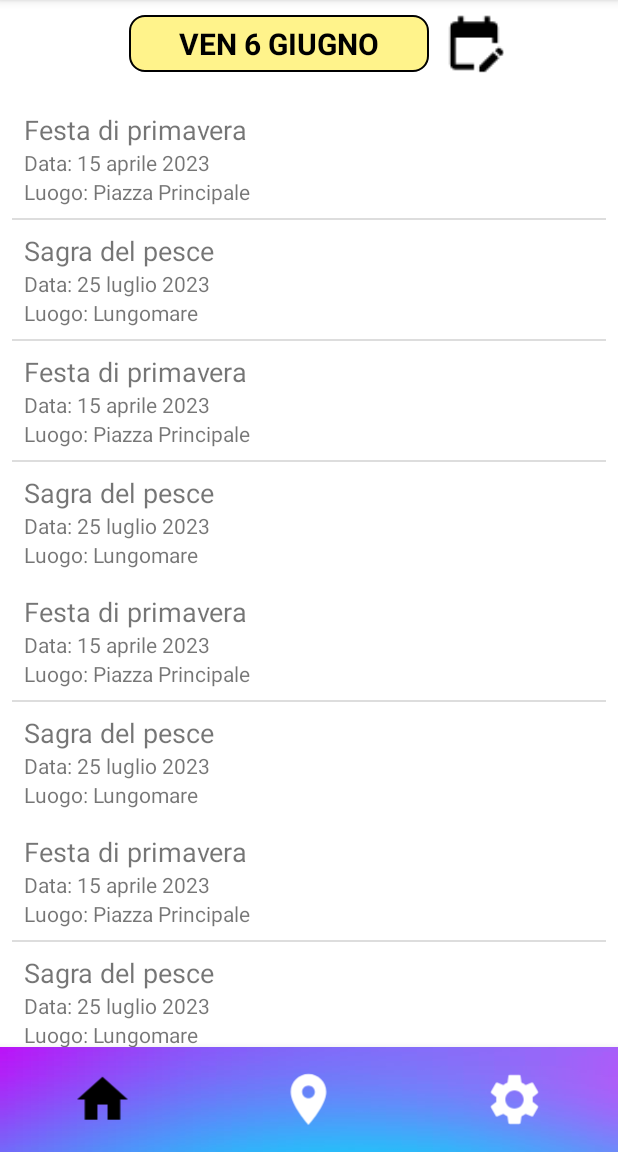
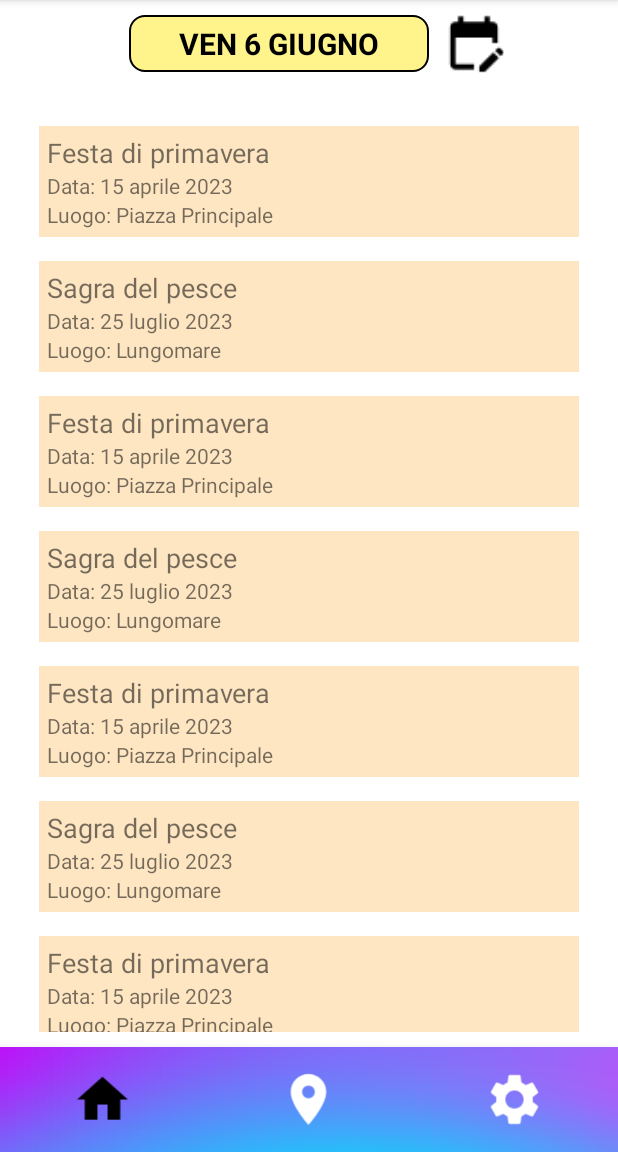
Before and after one commit to paololais/AndroidProject, an Android app: the screen it shows after launch once a user with an empty profile is signed in (MainActivity), on a phone screen of 412 x 824 dp, the part 84-1236 px from its top. Run offline under Robolectric (Android 15) with nearby library versions, the light colour scheme and no system bars; our stand-ins replace Firebase (no records; nobody signed in at launch, a user with empty details on screens opened directly).

Commit message:
home fragment interface

```diff
--- a/app/src/main/res/layout/fragment_home.xml
+++ b/app/src/main/res/layout/fragment_home.xml
@@ -42,7 +42,8 @@
 
     <ScrollView
         android:layout_width="match_parent"
-        android:layout_height="match_parent">
+        android:layout_height="match_parent"
+        android:layout_margin="10dp">
 
         <LinearLayout
             android:layout_width="match_parent"
@@ -55,7 +56,9 @@
                 android:layout_width="match_parent"
                 android:layout_height="wrap_content"
                 android:orientation="vertical"
-                android:padding="8dp">
+                android:background="@color/eventcolor"
+                android:padding="5dp"
+                android:layout_margin="8dp">
 
                 <TextView
                     android:layout_width="match_parent"
@@ -77,17 +80,14 @@
 
             </LinearLayout>
 
-            <View
-                android:layout_width="match_parent"
-                android:layout_height="1dp"
-                android:background="#DDDDDD" /> <!-- Riga di separazione -->
-
             <!-- Evento 2 -->
             <LinearLayout
                 android:layout_width="match_parent"
                 android:layout_height="wrap_content"
                 android:orientation="vertical"
-                android:padding="8dp">
+                android:background="@color/eventcolor"
+                android:padding="5dp"
+                android:layout_margin="8dp">
 
                 <TextView
                     android:layout_width="match_parent"
@@ -109,10 +109,6 @@
 
             </LinearLayout>
 
-            <View
-                android:layout_width="match_parent"
-                android:layout_height="1dp"
-                android:background="#DDDDDD" /> <!-- Riga di separazione -->
 
             <!-- Aggiungi qui altri eventi -->
             <!-- Evento 1 -->
@@ -120,7 +116,9 @@
                 android:layout_width="match_parent"
                 android:layout_height="wrap_content"
                 android:orientation="vertical"
-                android:padding="8dp">
+                android:background="@color/eventcolor"
+                android:padding="5dp"
+                android:layout_margin="8dp">
 
                 <TextView
                     android:layout_width="match_parent"
@@ -142,17 +140,15 @@
 
             </LinearLayout>
 
-            <View
-                android:layout_width="match_parent"
-                android:layout_height="1dp"
-                android:background="#DDDDDD" /> <!-- Riga di separazione -->
 
             <!-- Evento 2 -->
             <LinearLayout
                 android:layout_width="match_parent"
                 android:layout_height="wrap_content"
                 android:orientation="vertical"
-                android:padding="8dp">
+                android:background="@color/eventcolor"
+                android:padding="5dp"
+                android:layout_margin="8dp">
 
                 <TextView
                     android:layout_width="match_parent"
@@ -178,7 +174,9 @@
                 android:layout_width="match_parent"
                 android:layout_height="wrap_content"
                 android:orientation="vertical"
-                android:padding="8dp">
+                android:background="@color/eventcolor"
+                android:padding="5dp"
+                android:layout_margin="8dp">
 
                 <TextView
                     android:layout_width="match_parent"
@@ -200,17 +198,14 @@
 
             </LinearLayout>
 
-            <View
-                android:layout_width="match_parent"
-                android:layout_height="1dp"
-                android:background="#DDDDDD" /> <!-- Riga di separazione -->
-
             <!-- Evento 2 -->
             <LinearLayout
                 android:layout_width="match_parent"
                 android:layout_height="wrap_content"
                 android:orientation="vertical"
-                android:padding="8dp">
+                android:background="@color/eventcolor"
+                android:padding="5dp"
+                android:layout_margin="8dp">
 
                 <TextView
                     android:layout_width="match_parent"
@@ -236,7 +231,9 @@
                 android:layout_width="match_parent"
                 android:layout_height="wrap_content"
                 android:orientation="vertical"
-                android:padding="8dp">
+                android:background="@color/eventcolor"
+                android:padding="5dp"
+                android:layout_margin="8dp">
 
                 <TextView
                     android:layout_width="match_parent"
@@ -258,17 +255,14 @@
 
             </LinearLayout>
 
-            <View
-                android:layout_width="match_parent"
-                android:layout_height="1dp"
-                android:background="#DDDDDD" /> <!-- Riga di separazione -->
-
             <!-- Evento 2 -->
             <LinearLayout
                 android:layout_width="match_parent"
                 android:layout_height="wrap_content"
                 android:orientation="vertical"
-                android:padding="8dp">
+                android:background="@color/eventcolor"
+                android:padding="5dp"
+                android:layout_margin="8dp">
 
                 <TextView
                     android:layout_width="match_parent"
@@ -294,7 +288,9 @@
                 android:layout_width="match_parent"
                 android:layout_height="wrap_content"
                 android:orientation="vertical"
-                android:padding="8dp">
+                android:background="@color/eventcolor"
+                android:padding="5dp"
+                android:layout_margin="8dp">
 
                 <TextView
                     android:layout_width="match_parent"
@@ -316,17 +312,14 @@
 
             </LinearLayout>
 
-            <View
-                android:layout_width="match_parent"
-                android:layout_height="1dp"
-                android:background="#DDDDDD" /> <!-- Riga di separazione -->
-
             <!-- Evento 2 -->
             <LinearLayout
                 android:layout_width="match_parent"
                 android:layout_height="wrap_content"
                 android:orientation="vertical"
-                android:padding="8dp">
+                android:background="@color/eventcolor"
+                android:padding="5dp"
+                android:layout_margin="8dp">
 
                 <TextView
                     android:layout_width="match_parent"
@@ -352,7 +345,9 @@
                 android:layout_width="match_parent"
                 android:layout_height="wrap_content"
                 android:orientation="vertical"
-                android:padding="8dp">
+                android:background="@color/eventcolor"
+                android:padding="5dp"
+                android:layout_margin="8dp">
 
                 <TextView
                     android:layout_width="match_parent"
@@ -374,17 +369,14 @@
 
             </LinearLayout>
 
-            <View
-                android:layout_width="match_parent"
-                android:layout_height="1dp"
-                android:background="#DDDDDD" /> <!-- Riga di separazione -->
-
             <!-- Evento 2 -->
             <LinearLayout
                 android:layout_width="match_parent"
                 android:layout_height="wrap_content"
                 android:orientation="vertical"
-                android:padding="8dp">
+                android:background="@color/eventcolor"
+                android:padding="5dp"
+                android:layout_margin="8dp">
 
                 <TextView
                     android:layout_width="match_parent"
@@ -410,7 +402,9 @@
                 android:layout_width="match_parent"
                 android:layout_height="wrap_content"
                 android:orientation="vertical"
-                android:padding="8dp">
+                android:background="@color/eventcolor"
+                android:padding="5dp"
+                android:layout_margin="8dp">
 
                 <TextView
                     android:layout_width="match_parent"
@@ -432,17 +426,14 @@
 
             </LinearLayout>
 
-            <View
-                android:layout_width="match_parent"
-                android:layout_height="1dp"
-                android:background="#DDDDDD" /> <!-- Riga di separazione -->
-
             <!-- Evento 2 -->
             <LinearLayout
                 android:layout_width="match_parent"
                 android:layout_height="wrap_content"
                 android:orientation="vertical"
-                android:padding="8dp">
+                android:background="@color/eventcolor"
+                android:padding="5dp"
+                android:layout_margin="8dp">
 
                 <TextView
                     android:layout_width="match_parent"
--- a/app/src/main/res/values/colors.xml
+++ b/app/src/main/res/values/colors.xml
@@ -9,5 +9,6 @@
     <color name="white">#FFFFFFFF</color>
     <color name="green">#4CAF50</color>
     <color name="transparent">#00FFFFFF</color>
+    <color name="eventcolor">#88FDD08F</color>
 
 </resources>
```
